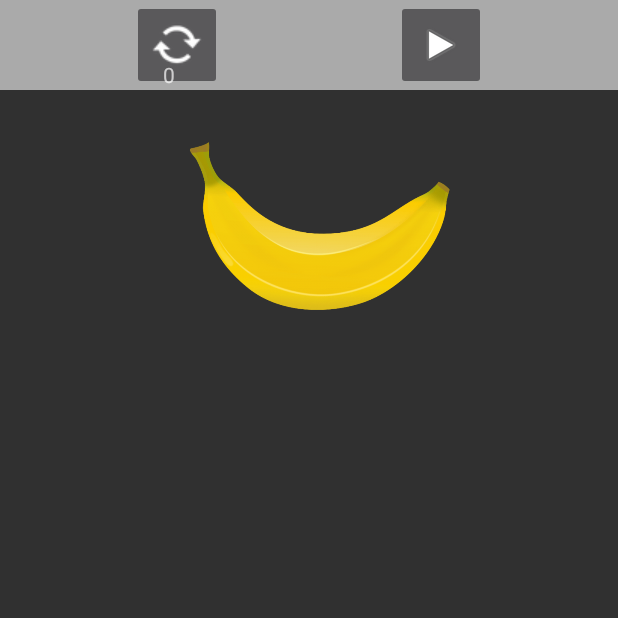
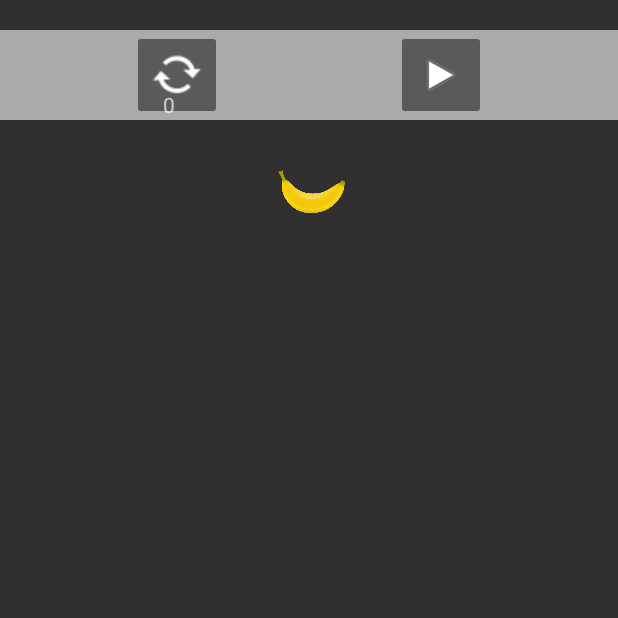
Before and after one commit to boraaltinok/30DayBelly, an Android app: the SelectedDaysProgram screen opened directly, with no data from a screen before it, on a phone screen of 412 x 824 dp, the top half of it. Run offline under Robolectric (Android 15) with nearby library versions, the phone set to English and light mode, and no system bars; 6 statements that could not run were skipped.

Commit message:
layout changes
fixed my exercise_row

```diff
--- a/app/src/main/java/com/example/a30daybellytransformation/selected_day_adapter.java
+++ b/app/src/main/java/com/example/a30daybellytransformation/selected_day_adapter.java
@@ -51,7 +51,7 @@ public class selected_day_adapter extends RecyclerView.Adapter<selected_day_adap
     {
 
 
-            pb.setMax(user.month.get(day_of_month - 1).exerciseProgramList.get(exercisePosition).getDuration()* 10 * 2);// to avoid lag
+            pb.setMax(user.month.get(day_of_month - 1).exerciseProgramList.get(exercisePosition).getDuration()* 20);// to avoid lag
             holder.currentExerciseDuration = user.month.get(day_of_month - 1).exerciseProgramList.get(exercisePosition).getLeftDuration();
             holder.timer =  new CountDownTimer(holder.currentExerciseDuration, 50) {
             @Override
--- a/app/src/main/res/layout/activity_selected_days_program.xml
+++ b/app/src/main/res/layout/activity_selected_days_program.xml
@@ -9,23 +9,28 @@
     <androidx.recyclerview.widget.RecyclerView
         android:id="@+id/exercise_recycler_view"
         android:layout_width="0dp"
-        android:layout_height="566dp"
+        android:layout_height="0dp"
+        android:layout_marginTop="5dp"
+        android:layout_marginBottom="10dp"
         android:background="@android:color/darker_gray"
         app:layout_constraintBottom_toBottomOf="parent"
         app:layout_constraintEnd_toEndOf="parent"
-        app:layout_constraintStart_toStartOf="parent" />
+        app:layout_constraintHorizontal_bias="0.0"
+        app:layout_constraintStart_toStartOf="parent"
+        app:layout_constraintTop_toBottomOf="@id/img_currentExercise"
+        app:layout_constraintVertical_bias="0.0" />
 
     <androidx.constraintlayout.widget.ConstraintLayout
         android:id="@+id/constraintLayoutForButtons"
         android:layout_width="match_parent"
         android:layout_height="wrap_content"
+        android:layout_marginTop="20dp"
+        android:layout_marginBottom="20dp"
         android:background="@android:color/darker_gray"
-        app:layout_constraintBottom_toTopOf="@+id/imageView3"
+        app:layout_constraintBottom_toTopOf="@+id/img_currentExercise"
         app:layout_constraintEnd_toEndOf="parent"
-        app:layout_constraintHorizontal_bias="0.0"
         app:layout_constraintStart_toStartOf="parent"
-        app:layout_constraintTop_toTopOf="parent"
-        app:layout_constraintVertical_bias="0.0">
+        app:layout_constraintTop_toTopOf="parent">
 
         <ImageButton
             android:id="@+id/btn_shuffle"
@@ -58,7 +63,6 @@
             android:layout_marginRight="68dp"
             android:scaleType="fitCenter"
             app:layout_constraintBottom_toBottomOf="parent"
-            app:layout_constraintEnd_toStartOf="@+id/imageView"
             app:layout_constraintHorizontal_bias="0.75"
             app:layout_constraintLeft_toLeftOf="parent"
             app:layout_constraintRight_toRightOf="parent"
@@ -92,10 +96,9 @@
 
     <ImageView
         android:id="@+id/img_currentExercise"
-        android:layout_width="0dp"
-        android:layout_height="0dp"
-        android:layout_marginTop="4dp"
-        app:layout_constraintBottom_toTopOf="@+id/exercise_recycler_view"
+        android:layout_width="match_parent"
+        android:layout_height="50dp"
+        android:layout_marginTop="25dp"
         app:layout_constraintEnd_toEndOf="parent"
         app:layout_constraintStart_toStartOf="parent"
         app:layout_constraintTop_toBottomOf="@+id/constraintLayoutForButtons"
--- a/app/src/main/res/layout/my_exercise_row.xml
+++ b/app/src/main/res/layout/my_exercise_row.xml
@@ -71,8 +71,8 @@
 
             <ImageView
                 android:id="@+id/exerciseIcon"
-                android:layout_width="100dp"
-                android:layout_height="100dp"
+                android:layout_width="50dp"
+                android:layout_height="50dp"
                 android:scaleType="fitCenter"
                 app:layout_constraintBottom_toBottomOf="parent"
                 app:layout_constraintStart_toStartOf="parent"
```
